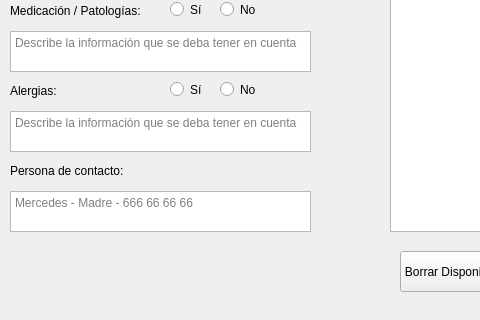
Above: src/ui/pages/volunteer_page.ui from BeCuber/Turnomatic before the change; both pictures show x 450 to 930 and y 539 to 859 of the 1336 by 859 pixel window. Below: the same form after it.
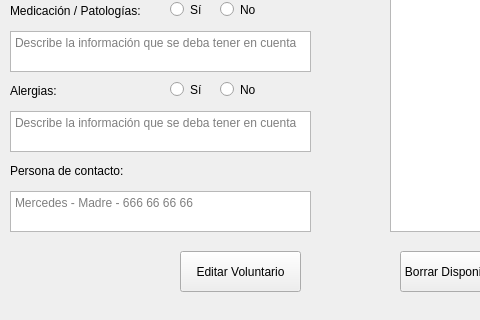
That is the form after the change.

The edit to the form file:
```diff
--- a/src/ui/pages/volunteer_page.ui
+++ b/src/ui/pages/volunteer_page.ui
@@ -581,6 +581,19 @@
     <string>Borrar Disponibilidad</string>
    </property>
   </widget>
+  <widget class="QPushButton" name="btnEditVolunteer">
+   <property name="geometry">
+    <rect>
+     <x>630</x>
+     <y>790</y>
+     <width>121</width>
+     <height>41</height>
+    </rect>
+   </property>
+   <property name="text">
+    <string>Editar Voluntario</string>
+   </property>
+  </widget>
  </widget>
  <resources/>
  <connections/>
```
Left out of the diff: 30 changed lines with no effect on the pictures.
